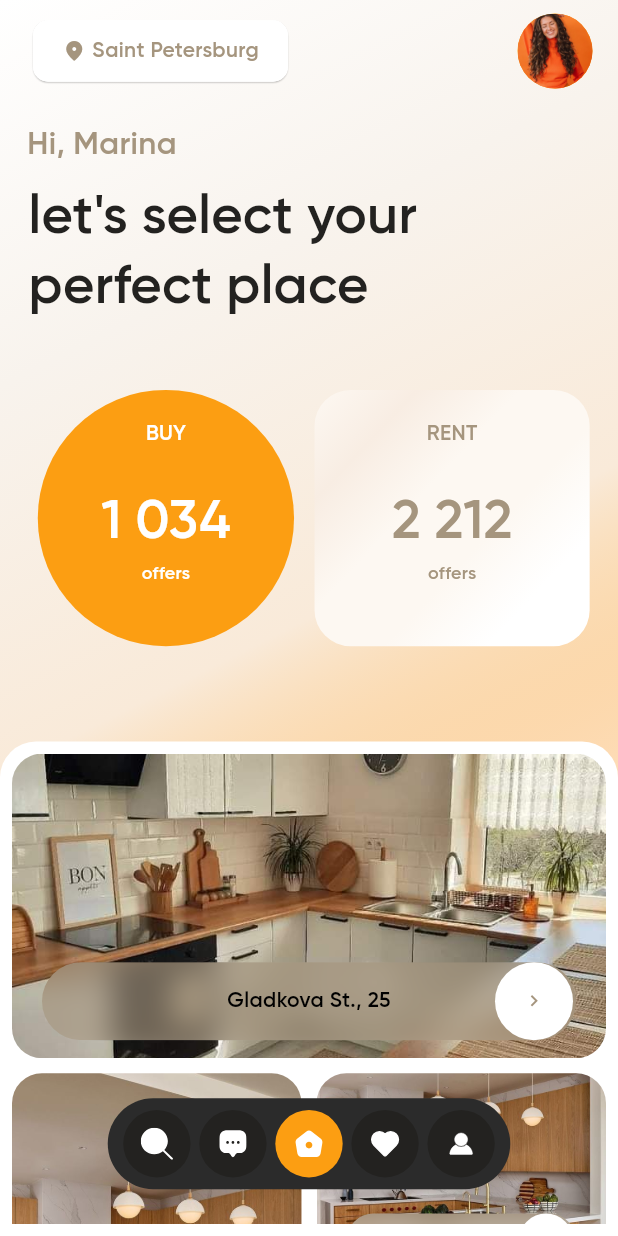
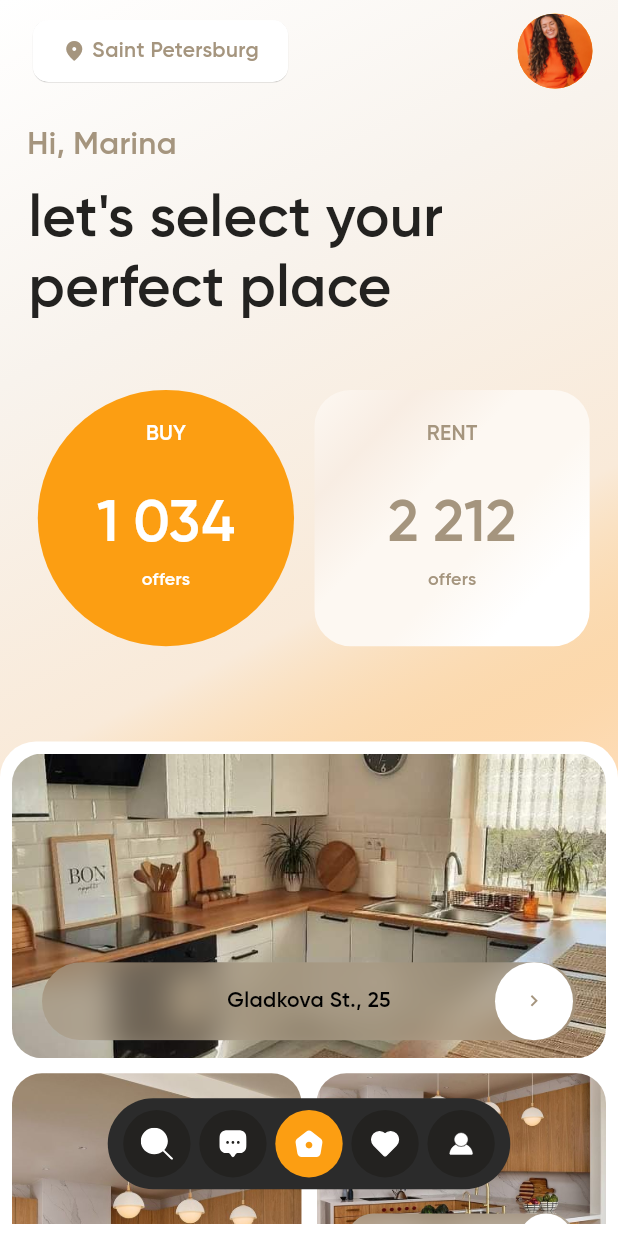
Before and after one commit to josdebum/flutter_assessment_test, a Flutter app: the screen it shows after launch, on a phone screen of 412 x 824 dp. Run offline on Flutter 3.47's test engine with Material 3 defaults, Android fonts, the phone set to English and light mode, and no system bars; our stand-ins replace auto_size_text, flutter_animate, flutter_svg; missing offline and left inert: flutter_animator.

Commit message:
ui corrections

```diff
--- a/lib/app/widgets/map_dialog.dart
+++ b/lib/app/widgets/map_dialog.dart
@@ -37,9 +37,9 @@ class _MapDialogState extends State<MapDialog> with TickerProviderStateMixin {
 
   void _initializeAnimations() {
     _controller = AnimationController(
-        vsync: this, duration: const Duration(milliseconds: 1000));
+        vsync: this, duration: const Duration(milliseconds: 1300));
     _animation = CurvedAnimation(
-        parent: widget.animationController, curve: Curves.easeOut);
+        parent: widget.animationController, curve: Curves.easeInOut);
 
     _rippleAnimation = Tween<double>(begin: _begin, end: _end).animate(
       CurvedAnimation(parent: _controller, curve: Curves.easeOut),
@@ -97,7 +97,7 @@ class _MapDialogState extends State<MapDialog> with TickerProviderStateMixin {
           child: _buildAnimatedIcon(),
         ),
       ).scale(animationDuration: 1500.ms, delay: 200.ms),
-    ).addHeight(6);
+    ).addHeight(6.h);
   }
 
   Widget _buildOverlayContent() {
--- a/lib/features/home/home_screen.dart
+++ b/lib/features/home/home_screen.dart
@@ -119,13 +119,11 @@ class _HomeScreenState extends State<HomeScreen>
       ),
     );
 
-    _horizontalCardAnimation =
-        Tween<Offset>(     begin: const Offset(0, 1), // start offset
-            end: Offset.zero, ).animate(
-      CurvedAnimation(
-        parent: _animationController,
-        curve:  Curves.easeInOut),
-
+    _horizontalCardAnimation = Tween<Offset>(
+      begin: const Offset(0, 1), // start offset
+      end: Offset.zero,
+    ).animate(
+      CurvedAnimation(parent: _animationController, curve: Curves.easeInOut),
     );
     // _horizontalCardAnimation = Tween<Offset>(
     //   begin: const Offset(0, 0.1), // start offset
@@ -226,19 +224,18 @@ class _HomeScreenState extends State<HomeScreen>
                 child: Column(
                   crossAxisAlignment: CrossAxisAlignment.start,
                   children: [
-
                     AppBar(
                       backgroundColor: Colors.transparent,
                       elevation: 0,
                       centerTitle: false,
                       title: Card(
-                        elevation: 0.42,
+                          elevation: 0.25,
                           color: AppColors.white,
                           shape: RoundedRectangleBorder(
                             borderRadius: BorderRadius.circular(10),
                           ),
                           child: Container(
-                        padding:  EdgeInsets.symmetric(
+                            padding: EdgeInsets.symmetric(
                               vertical: 10.h,
                               horizontal: 16.w,
                             ),
@@ -265,8 +262,8 @@ class _HomeScreenState extends State<HomeScreen>
                                   ),
                                   Flexible(
                                     child: Text("Saint Petersburg",
-                                    style: AppStyle.small
-                                        .copyWith(color: AppColors.lightBrown)),
+                                        style: AppStyle.small.copyWith(
+                                            color: AppColors.lightBrown)),
                                   ),
                                 ],
                               ),
@@ -304,32 +301,37 @@ class _HomeScreenState extends State<HomeScreen>
                           ),
                         ).addHeight(8.h),
                         Container(
-                          padding:  EdgeInsets.symmetric(horizontal: 16.w),
+                          padding: EdgeInsets.symmetric(horizontal: 16.w),
                           height: 120.h,
                           color: Colors.transparent,
                           child: Column(
-                            crossAxisAlignment: CrossAxisAlignment.stretch,
+                            crossAxisAlignment: CrossAxisAlignment.start,
                             mainAxisSize: MainAxisSize.min,
                             children: [
                               Container(
                                   height: _textAnimation1.value * 48.h,
                                   color: Colors.transparent,
-                                child: Text("let's select your",
-                                    style: AppStyle.title
-                                        .copyWith(color: AppColors.black2)),
-                              ),
+                                  child:  ResizableText(
+                                    "let's select your",
+                                    baseFontSize: 35,
+                                    style:  AppStyle.title
+                                        .copyWith(color: AppColors.black2),
+                                  )),
                               Container(
                                   height: _textAnimation2.value * 48.h,
                                   color: Colors.transparent,
-                                child: Text("perfect place",
-                                    style: AppStyle.title
-                                        .copyWith(color: AppColors.black2)),
-                              ),
+                                  child:  ResizableText(
+                                    "perfect place",
+                                    baseFontSize: 35,
+                                    style:  AppStyle.title
+                                        .copyWith(color: AppColors.black2),
+                                  )),
+
                             ],
                           ),
                         ).addHeight(24.h),
                         Padding(
-                          padding:  EdgeInsets.symmetric(horizontal: 16.w),
+                          padding: EdgeInsets.symmetric(horizontal: 16.w),
                           child: Row(
                             mainAxisAlignment: MainAxisAlignment.spaceBetween,
                             children: [
@@ -361,15 +363,19 @@ class _HomeScreenState extends State<HomeScreen>
                                             SizedBox(
                                               height: 24.h,
                                             ),
-                                            Text(
+
+                                            ResizableText(
                                               CharHelper
                                                   .addSpaceTo4DigitNumber(
                                                   (_containerAnimation
                                                       .value *
                                                       1034)
                                                       .toInt()),
+                                              baseFontSize: 35,
                                               style: AppStyle.title.copyWith(
-                                                    color: AppColors.white)),
+                                                  color: AppColors.white) ,
+                                            ),
+
                                             Text(
                                               "offers",
                                               style: AppStyle.small.copyWith(
@@ -425,16 +431,19 @@ class _HomeScreenState extends State<HomeScreen>
                                             SizedBox(
                                               height: 24.h,
                                             ),
-                                            Text(
+                                            ResizableText(
                                               CharHelper
                                                   .addSpaceTo4DigitNumber(
                                                   (_containerAnimation
                                                       .value *
                                                       2212)
                                                       .toInt()),
+                                              baseFontSize: 35,
                                               style: AppStyle.title.copyWith(
                                                   color:
-                                                        AppColors.lightBrown)),
+                                                  AppColors.lightBrown) ,
+                                            ),
+
                                             Text(
                                               "offers",
                                               style: AppStyle.small.copyWith(
@@ -460,7 +469,7 @@ class _HomeScreenState extends State<HomeScreen>
               child: DraggableScrollableSheet(
                   initialChildSize: 0.40,
                   minChildSize: 0.10,
-                  maxChildSize:  0.68,
+                  maxChildSize: 0.68,
                   builder:
                       (BuildContext context, ScrollController $controller) {
                     return Container(
@@ -527,7 +536,8 @@ class _HomeScreenState extends State<HomeScreen>
                                         _imageCardAnimation2.value == 1
                                             ? _imageCardAnimation2.value
                                             : 0,
-                                        sliderWidth: _imageCardAnimation2.value *
+                                        sliderWidth: _imageCardAnimation2
+                                            .value *
                                             MediaQuery.of(context).size.width,
                                       ),
                                     ],
@@ -540,10 +550,32 @@ class _HomeScreenState extends State<HomeScreen>
                       ),
                     );
                   }),
-          ) ,
+            ),
           ],
         ),
       ),
     );
   }
 }
+
+class ResizableText extends StatelessWidget {
+  final String text;
+  final double baseFontSize;
+  final TextStyle style;
+
+  const ResizableText(this.text, {super.key, required this.baseFontSize, required this.style});
+
+  @override
+  Widget build(BuildContext context) {
+    // Get the screen width
+    double screenWidth = MediaQuery.of(context).size.width;
+
+    // Calculate the font size based on the screen width
+    double fontSize = baseFontSize *
+        (screenWidth / 375); // 375 is a common base width (e.g., iPhone 8)
+
+    return Text(text,
+        textAlign: TextAlign.left,
+        style: style.copyWith(fontSize: fontSize));
+  }
+}
```
Also changed, not shown: lib/features/search/map_screen.dart (+14 -10 lines). Lines whose indentation alone changed are shown as unchanged.
